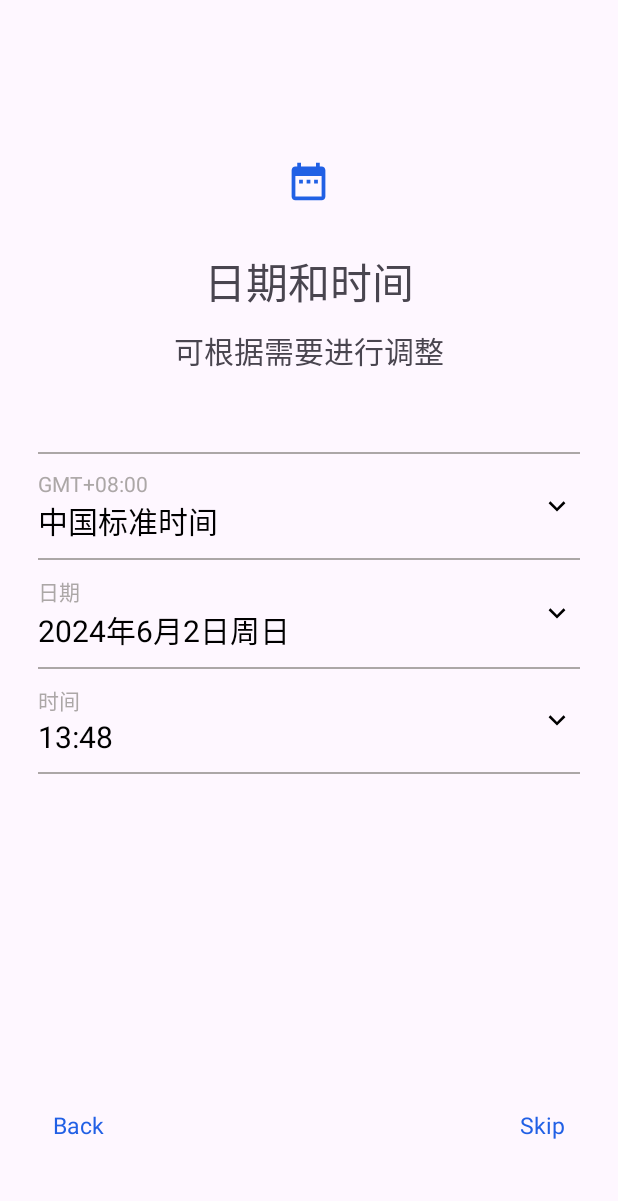
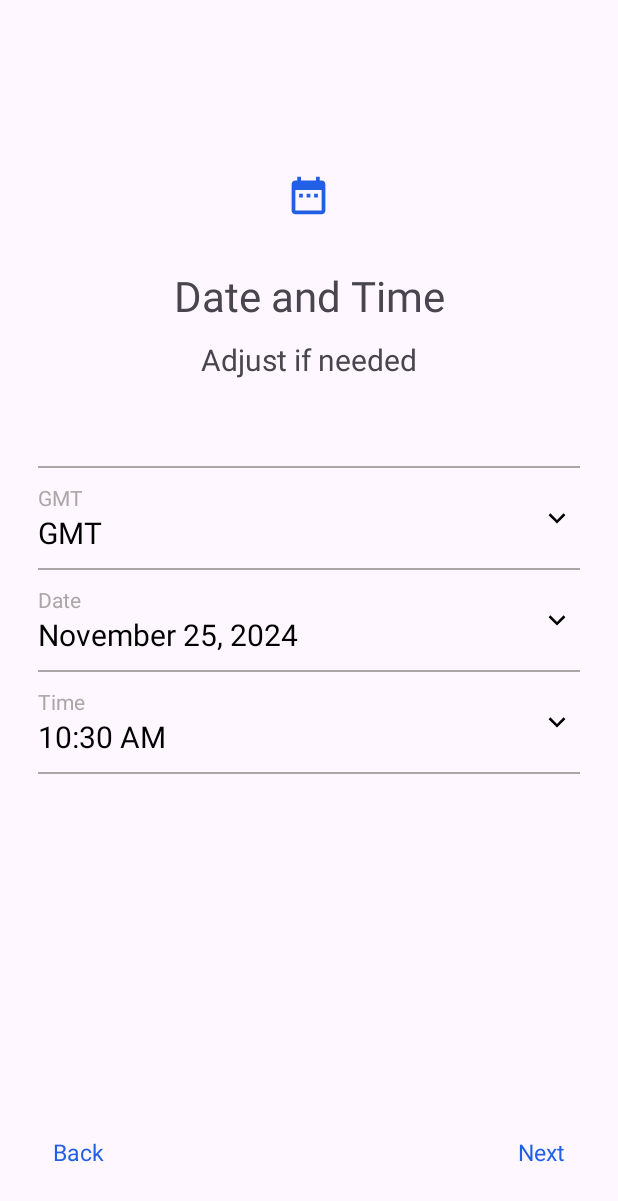
Before and after one commit to dearhj/StartupWizard, an Android app: the TimeActivity screen opened directly, with no data from a screen before it, on a phone screen of 412 x 824 dp. Shown: the top 1201 px of the screen. Run offline under Robolectric (Android 15) with nearby library versions, the phone set to English and light mode, and no system bars.

Commit message:
增加日期和时间选择设置

```diff
--- a/app/src/main/AndroidManifest.xml
+++ b/app/src/main/AndroidManifest.xml
@@ -44,6 +44,9 @@
         android:theme="@style/Theme.StartupWizard"
         tools:targetApi="31">
         <activity
+            android:name=".GesturesActivity"
+            android:exported="false" />
+        <activity
             android:name=".WaitActivity"
             android:exported="false" />
         <activity
--- a/app/src/main/java/com/android/startupwizard/App.kt
+++ b/app/src/main/java/com/android/startupwizard/App.kt
@@ -1,16 +1,21 @@
 package com.android.startupwizard
 
+import android.annotation.SuppressLint
 import android.app.Application
+import android.content.Context
 import android.content.SharedPreferences
 import android.preference.PreferenceManager
 
 class App: Application() {
     companion object {
         var sp: SharedPreferences? = null
+        @SuppressLint("StaticFieldLeak")
+        var mContext: Context? = null
     }
 
     override fun onCreate() {
         super.onCreate()
+        mContext = this
         sp = PreferenceManager.getDefaultSharedPreferences(this)
     }
 }
--- /dev/null
+++ b/app/src/main/java/com/android/startupwizard/DataUtils.kt
@@ -0,0 +1,161 @@
+package com.android.startupwizard
+
+import android.annotation.SuppressLint
+import android.app.Activity
+import android.app.AlarmManager
+import android.app.AlertDialog
+import android.app.DatePickerDialog
+import android.app.TimePickerDialog
+import android.icu.text.TimeZoneNames
+import android.icu.util.TimeZone
+import android.icu.util.ULocale
+import android.os.Build
+import android.text.format.DateFormat
+import android.util.Log
+import android.view.View
+import android.view.ViewGroup
+import android.widget.ArrayAdapter
+import android.widget.TextView
+import androidx.annotation.RequiresApi
+import androidx.lifecycle.MutableLiveData
+import androidx.lifecycle.ViewModel
+import com.android.startupwizard.App.Companion.mContext
+import java.util.Calendar
+
+
+object DateTimeData : ViewModel() {
+    val date = MutableLiveData<String>()
+    val time = MutableLiveData<String>()
+    val timeZone = MutableLiveData<String>()
+    val timeZoneTitle = MutableLiveData<String>()
+}
+
+fun refreshCurrentState() {
+    val cal = Calendar.getInstance()
+    DateTimeData.date.value = DateFormat.getLongDateFormat(mContext).format(cal.time)
+    DateTimeData.time.value = DateFormat.getTimeFormat(mContext).format(cal.time)
+    DateTimeData.timeZone.value = ZoneGetter.getZoneInfo(TimeZone.getDefault().id).displayName
+    DateTimeData.timeZoneTitle.value =
+        ZoneGetter.getZoneInfo(TimeZone.getDefault().id).standardName.split(" ")[0]
+}
+
+fun showDatePicker(context: Activity) {
+    val cal = Calendar.getInstance()
+    DatePickerDialog(
+        context,
+        { _, year, month, dayOfMonth -> setDate(year, month, dayOfMonth) },
+        cal.get(Calendar.YEAR),
+        cal.get(Calendar.MONTH),
+        cal.get(Calendar.DAY_OF_MONTH)
+    ).show()
+}
+
+fun showTimePicker(context: Activity) {
+    val cal = Calendar.getInstance()
+    TimePickerDialog(
+        context,
+        { _, hourOfDay, min -> setTime(hourOfDay, min) },
+        cal.get(Calendar.HOUR_OF_DAY),
+        cal.get(Calendar.MINUTE),
+        DateFormat.is24HourFormat(mContext)
+    ).show()
+}
+
+fun showTimeZonePicker(context: Activity) {
+    val zones = ZoneGetter.getZonesList()
+    AlertDialog.Builder(context)
+        .setAdapter(ZoneGetter.getAdapter(context, zones)) { _, which ->
+            Log.d("TAG", "showTimeZonePicker: ${zones[which]}")
+            setTimeZone(zones[which].id)
+        }
+        .setNegativeButton(R.string.cancel) { dialog, _ -> dialog.dismiss() }
+        .create().show()
+}
+
+private fun setTime(hourOfDay: Int, min: Int) {
+    val cal = Calendar.getInstance()
+    cal.set(Calendar.HOUR_OF_DAY, hourOfDay)
+    cal.set(Calendar.MINUTE, min)
+    cal.set(Calendar.SECOND, 0)
+    cal.set(Calendar.MILLISECOND, 0)
+    setMillis(cal.timeInMillis)
+}
+
+private fun setDate(year: Int, month: Int, dayOfMonth: Int) {
+    val cal = Calendar.getInstance()
+    cal.set(Calendar.YEAR, year)
+    cal.set(Calendar.MONTH, month)
+    cal.set(Calendar.DAY_OF_MONTH, dayOfMonth)
+    setMillis(cal.timeInMillis)
+}
+
+private fun setMillis(millis: Long) {
+    getAlarmManager().setTime(millis)
+    refreshCurrentState()
+}
+
+private fun setTimeZone(zoneId: String) {
+    getAlarmManager().setTimeZone(zoneId)
+    refreshCurrentState()
+}
+
+private fun getAlarmManager(): AlarmManager {
+    return mContext?.getSystemService(AlarmManager::class.java)!!
+}
+
+
+private object ZoneGetter {
+    data class ZoneInfo(
+        val id: String,
+        val displayName: String,
+        val standardName: String,
+    )
+
+    fun getZonesList(): List<ZoneInfo> {
+        val zoneInfos = mutableListOf<ZoneInfo>()
+        val zoneIds = mContext?.resources?.getStringArray(R.array.time_zones)
+        val zoneNames = getZoneNamesInstance()
+        zoneIds?.forEach { zoneInfos.add(getZoneInfo(it, zoneNames)) }
+        return zoneInfos
+    }
+
+    fun getZoneInfo(zoneId: String): ZoneInfo {
+        return getZoneInfo(zoneId, getZoneNamesInstance())
+    }
+
+    fun getZoneInfo(zoneId: String, zoneNames: TimeZoneNames): ZoneInfo {
+        val timeZone = TimeZone.getTimeZone(zoneId)
+        val displayName =
+            zoneNames.getExemplarLocationName(TimeZone.getCanonicalID(zoneId) ?: zoneId)
+                ?: timeZone.displayName
+        val longGmt = timeZone.getDisplayName(false, TimeZone.LONG_GMT)
+        val longStandard = timeZone.getDisplayName(false, TimeZone.LONG)
+        val standardName = "$longGmt $longStandard"
+        return ZoneInfo(zoneId, displayName, standardName)
+    }
+
+    private fun getZoneNamesInstance(): TimeZoneNames {
+        return TimeZoneNames.getInstance(ULocale.getDefault())
+    }
+
+    fun getAdapter(context: Activity, zones: List<ZoneInfo>): ArrayAdapter<ZoneInfo> {
+        return object : ArrayAdapter<ZoneInfo>(
+            context,
+            R.layout.time_zone,
+            R.id.zone_name,
+            zones
+        ) {
+            @SuppressLint("SetTextI18n")
+            @RequiresApi(Build.VERSION_CODES.P)
+            override fun getView(position: Int, convertView: View?, parent: ViewGroup): View {
+                val view = super.getView(position, convertView, parent)
+                val desc = view.requireViewById<TextView>(R.id.zone_title)
+                val zoneName = view.requireViewById<TextView>(R.id.zone_name)
+                if (desc.tag == null) desc.tag = Any()
+                zoneName.text = zones[position].displayName
+                desc.text = zones[position].standardName.split(" ")[0]
+                return view
+            }
+        }
+    }
+}
--- a/app/src/main/java/com/android/startupwizard/TimeActivity.kt
+++ b/app/src/main/java/com/android/startupwizard/TimeActivity.kt
@@ -1,14 +1,52 @@
 package com.android.startupwizard
 
+import android.content.Intent
 import android.os.Bundle
+import android.widget.Button
 import androidx.activity.enableEdgeToEdge
 import androidx.appcompat.app.AppCompatActivity
+import android.widget.LinearLayout
+import android.widget.TextView
 
 
 class TimeActivity : AppCompatActivity() {
+    private var dataView: LinearLayout? = null
+    private var timeView: LinearLayout? = null
+    private var timeZoneView: LinearLayout? = null
+    private var date: TextView? = null
+    private var time: TextView? = null
+    private var timeZone: TextView? = null
+    private var timeZoneTitle: TextView? = null
+    private var back: TextView? = null
+    private var next: TextView? = null
     override fun onCreate(savedInstanceState: Bundle?) {
         super.onCreate(savedInstanceState)
         enableEdgeToEdge()
         setContentView(R.layout.activity_time)
+        dataView = findViewById(R.id.date_container)
+        timeView = findViewById(R.id.time_container)
+        timeZoneView = findViewById(R.id.timezone_container)
+        date = findViewById(R.id.date)
+        time = findViewById(R.id.time)
+        timeZone = findViewById(R.id.timezone)
+        timeZoneTitle = findViewById(R.id.timezone_title)
+        back = findViewById(R.id.back)
+        next = findViewById(R.id.skip)
+        next?.text = getString(R.string.next)
+        dataView?.setOnClickListener { showDatePicker(this) }
+        timeView?.setOnClickListener { showTimePicker(this) }
+        timeZoneView?.setOnClickListener { showTimeZonePicker(this) }
+        next?.setOnClickListener { startActivity(Intent(this, GesturesActivity::class.java)) }
+        back?.setOnClickListener { finish() }
+
+        DateTimeData.timeZone.observe(this) { timeZone?.text = it }
+        DateTimeData.timeZoneTitle.observe(this) { timeZoneTitle?.text = it }
+        DateTimeData.date.observe(this) { date?.text = it }
+        DateTimeData.time.observe(this) { time?.text = it }
+    }
+
+    override fun onResume() {
+        super.onResume()
+        refreshCurrentState()
     }
 }
--- a/app/src/main/res/layout/activity_time.xml
+++ b/app/src/main/res/layout/activity_time.xml
@@ -37,14 +37,14 @@
             android:gravity="center"
             android:paddingTop="10dp"
             android:paddingBottom="10dp"
-            android:text="日期和时间"
+            android:text="@string/data_time"
             android:textSize="28sp" />
 
         <TextView
             android:layout_width="match_parent"
             android:layout_height="wrap_content"
             android:gravity="center"
-            android:text="可根据需要进行调整"
+            android:text="@string/data_time_set"
             android:textSize="20sp" />
 
         <View
@@ -86,7 +86,8 @@
                         android:layout_width="match_parent"
                         android:layout_height="wrap_content"
                         android:text="GMT+08:00"
-                        android:textColor="@color/gray" />
+                        android:textColor="@color/gray"
+                        tools:ignore="HardcodedText" />
 
                     <TextView
                         android:id="@+id/timezone"
@@ -94,7 +95,8 @@
                         android:layout_height="wrap_content"
                         android:text="中国标准时间"
                         android:textColor="@color/black"
-                        android:textSize="20sp" />
+                        android:textSize="20sp"
+                        tools:ignore="HardcodedText" />
                 </LinearLayout>
 
                 <ImageView
@@ -133,16 +135,17 @@
                         android:id="@+id/data_title"
                         android:layout_width="match_parent"
                         android:layout_height="wrap_content"
-                        android:text="日期"
+                        android:text="@string/data"
                         android:textColor="@color/gray" />
 
                     <TextView
                         android:id="@+id/date"
                         android:layout_width="match_parent"
                         android:layout_height="wrap_content"
-                        android:text="2024年6月2日周日"
+                        android:text="2024年11月25日"
                         android:textColor="@color/black"
-                        android:textSize="20sp" />
+                        android:textSize="20sp"
+                        tools:ignore="HardcodedText" />
                 </LinearLayout>
 
                 <ImageView
@@ -180,16 +183,17 @@
                         android:id="@+id/time_title"
                         android:layout_width="match_parent"
                         android:layout_height="wrap_content"
-                        android:text="时间"
+                        android:text="@string/time"
                         android:textColor="@color/gray" />
 
                     <TextView
                         android:id="@+id/time"
                         android:layout_width="match_parent"
                         android:layout_height="wrap_content"
-                        android:text="13:48"
+                        android:text="19:27"
                         android:textColor="@color/black"
-                        android:textSize="20sp" />
+                        android:textSize="20sp"
+                        tools:ignore="HardcodedText" />
                 </LinearLayout>
 
                 <ImageView
@@ -260,7 +264,7 @@
         <View
             android:layout_width="0dp"
             android:layout_height="0dp"
-            android:layout_weight="0.5"
+            android:layout_weight="0.3"
             android:visibility="invisible" />
     </LinearLayout>
 </FrameLayout>
--- /dev/null
+++ b/app/src/main/res/values/arrays.xml
@@ -0,0 +1,93 @@
+<?xml version="1.0" encoding="utf-8"?>
+<resources>
+    <string-array name="time_zones">
+        <item>Asia/Shanghai</item>
+        <item>Asia/Hong_Kong</item>
+        <item>Asia/Taipei</item>
+        <item>Asia/Seoul</item>
+        <item>Asia/Tokyo</item>
+        <item>Pacific/Midway</item>
+        <item>Pacific/Honolulu</item>
+        <item>America/Anchorage</item>
+        <item>America/Los_Angeles</item>
+        <item>America/Tijuana</item>
+        <item>America/Phoenix</item>
+        <item>America/Denver</item>
+        <item>America/Chihuahua</item>
+        <item>America/Costa_Rica</item>
+        <item>America/Chicago</item>
+        <item>America/Mexico_City</item>
+        <item>America/Regina</item>
+        <item>America/Bogota</item>
+        <item>America/New_York</item>
+        <item>America/Manaus</item>
+        <item>America/Halifax</item>
+        <item>America/Barbados</item>
+        <item>America/Caracas</item>
+        <item>America/Santiago</item>
+        <item>America/St_Johns</item>
+        <item>America/Recife</item>
+        <item>America/Sao_Paulo</item>
+        <item>America/Argentina/Buenos_Aires</item>
+        <item>America/Godthab</item>
+        <item>America/Montevideo</item>
+        <item>Atlantic/South_Georgia</item>
+        <item>Atlantic/Azores</item>
+        <item>Atlantic/Cape_Verde</item>
+        <item>Europe/London</item>
+        <item>Europe/Amsterdam</item>
+        <item>Europe/Belgrade</item>
+        <item>Europe/Brussels</item>
+        <item>Europe/Madrid</item>
+        <item>Europe/Sarajevo</item>
+        <item>Africa/Brazzaville</item>
+        <item>Africa/Windhoek</item>
+        <item>Europe/Athens</item>
+        <item>Asia/Beirut</item>
+        <item>Africa/Cairo</item>
+        <item>Africa/Harare</item>
+        <item>Europe/Helsinki</item>
+        <item>Asia/Jerusalem</item>
+        <item>Asia/Amman</item>
+        <item>Europe/Istanbul</item>
+        <item>Europe/Minsk</item>
+        <item>Asia/Baghdad</item>
+        <item>Europe/Moscow</item>
+        <item>Asia/Kuwait</item>
+        <item>Africa/Nairobi</item>
+        <item>Asia/Tehran</item>
+        <item>Asia/Baku</item>
+        <item>Asia/Tbilisi</item>
+        <item>Asia/Yerevan</item>
+        <item>Asia/Dubai</item>
+        <item>Asia/Kabul</item>
+        <item>Asia/Karachi</item>
+        <item>Asia/Oral</item>
+        <item>Asia/Yekaterinburg</item>
+        <item>Asia/Kolkata</item>
+        <item>Asia/Colombo</item>
+        <item>Asia/Kathmandu</item>
+        <item>Asia/Aqtobe</item>
+        <item>Asia/Yangon</item>
+        <item>Asia/Krasnoyarsk</item>
+        <item>Asia/Bangkok</item>
+        <item>Asia/Jakarta</item>
+        <item>Asia/Irkutsk</item>
+        <item>Asia/Kuala_Lumpur</item>
+        <item>Australia/Perth</item>
+        <item>Asia/Yakutsk</item>
+        <item>Australia/Adelaide</item>
+        <item>Australia/Darwin</item>
+        <item>Australia/Brisbane</item>
+        <item>Australia/Hobart</item>
+        <item>Australia/Sydney</item>
+        <item>Asia/Vladivostok</item>
+        <item>Pacific/Guam</item>
+        <item>Asia/Magadan</item>
+        <item>Pacific/Noumea</item>
+        <item>Pacific/Majuro</item>
+        <item>America/Los_Angeles</item>
+        <item>Pacific/Fiji</item>
+        <item>Pacific/Tongatapu</item>
+    </string-array>
+</resources>
--- a/app/src/main/res/values/strings.xml
+++ b/app/src/main/res/values/strings.xml
@@ -12,8 +12,14 @@
     <string name="choose_wifi">Select Network</string>
     <string name="back">Back</string>
     <string name="skip">Skip</string>
+    <string name="next">Next</string>
+    <string name="set_finish">Finish</string>
     <string name="wait">Please wait</string>
     <string name="password">Password</string>
     <string name="sure">Sure</string>
     <string name="show_password">Show Password</string>
+    <string name="data">Date</string>
+    <string name="time">Time</string>
+    <string name="data_time">Date and Time</string>
+    <string name="data_time_set">Adjust if needed</string>
 </resources>
```
Also changed, not shown: app/src/main/java/com/android/startupwizard/GesturesActivity.kt (added, +13 -0 lines), app/src/main/res/layout/activity_gestures.xml (added, +9 -0 lines), app/src/main/res/layout/time_zone.xml (added, +29 -0 lines), app/libs/setupcompat.jar (deleted), 4 other files.
